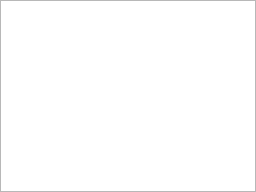
The window that OrbitQt/topdownwidget.ui (google/orbit) describes before a commit, drawn with Qt 5.
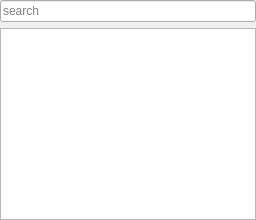
The same window after the commit.

Commit message:
Add "searching" to the top-down view
This builds on the assumption that I don't want to actually hide (i.e., filter
out) entire subtrees if the filter is not matched—I find that confusing.
Instead, I want to expand enough so that the matching nodes are visible, but
collapse everything else. See this as a search functionality rather than a
filter functionality.

The edit to the form file:
```diff
--- a/OrbitQt/topdownwidget.ui
+++ b/OrbitQt/topdownwidget.ui
@@ -16,6 +16,13 @@
     <number>0</number>
    </property>
    <item row="0" column="0">
+    <widget class="QLineEdit" name="searchLineEdit">
+     <property name="placeholderText">
+      <string>search</string>
+     </property>
+    </widget>
+   </item>
+   <item row="1" column="0">
     <widget class="QTreeView" name="topDownTreeView">
      <property name="contextMenuPolicy">
       <enum>Qt::CustomContextMenu</enum>
```
The commit also changes 2 other files.
